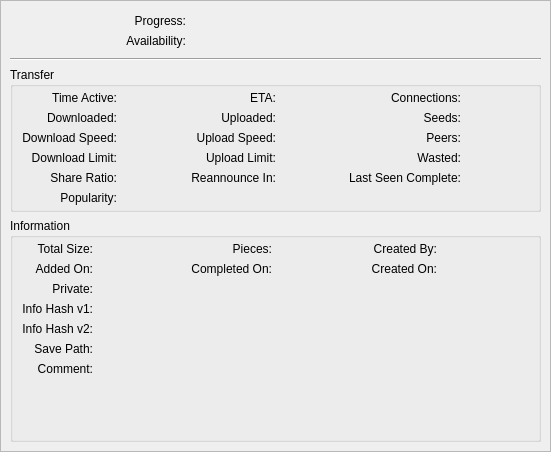
The window that src/gui/remotepropertieswidget.ui (username227/qBittorrent-remote) describes before a commit, drawn with Qt 5.
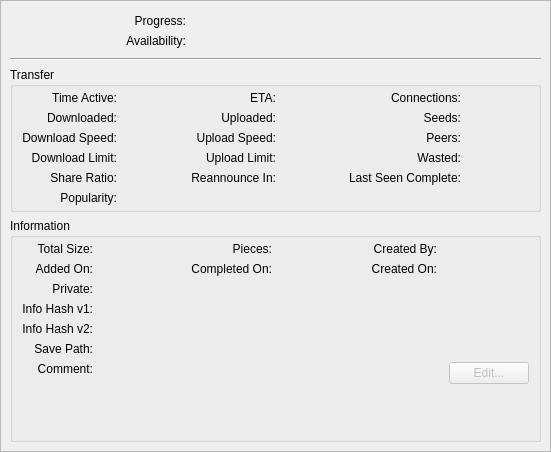
The same window after the commit. Custom widgets are drawn as their Qt base class.

Commit message: Enable native editing of remote torrent comments (#101)

Diff of the .ui file:
```diff
--- a/src/gui/remotepropertieswidget.ui
+++ b/src/gui/remotepropertieswidget.ui
@@ -969,7 +969,7 @@
                 </property>
                </widget>
               </item>
-              <item row="6" column="1" colspan="5">
+              <item row="6" column="1" colspan="4">
                <widget class="QLabel" name="labelCommentVal">
                 <property name="sizePolicy">
                  <sizepolicy hsizetype="Expanding" vsizetype="Expanding">
@@ -997,6 +997,16 @@
                 </property>
                </widget>
               </item>
+              <item row="6" column="5" alignment="Qt::AlignmentFlag::AlignTop|Qt::AlignmentFlag::AlignRight">
+               <widget class="QPushButton" name="editCommentButton">
+                <property name="enabled">
+                 <bool>false</bool>
+                </property>
+                <property name="text">
+                 <string>Edit...</string>
+                </property>
+               </widget>
+              </item>
              </layout>
             </widget>
            </item>
```
The commit also changes 10 other files.
